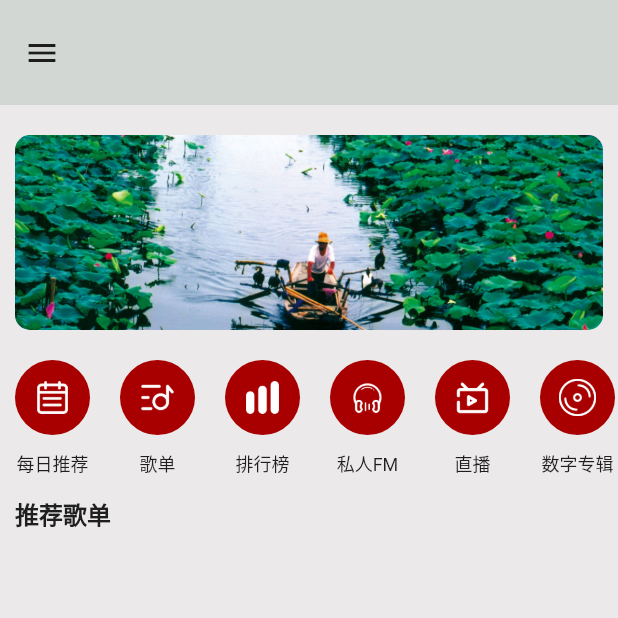
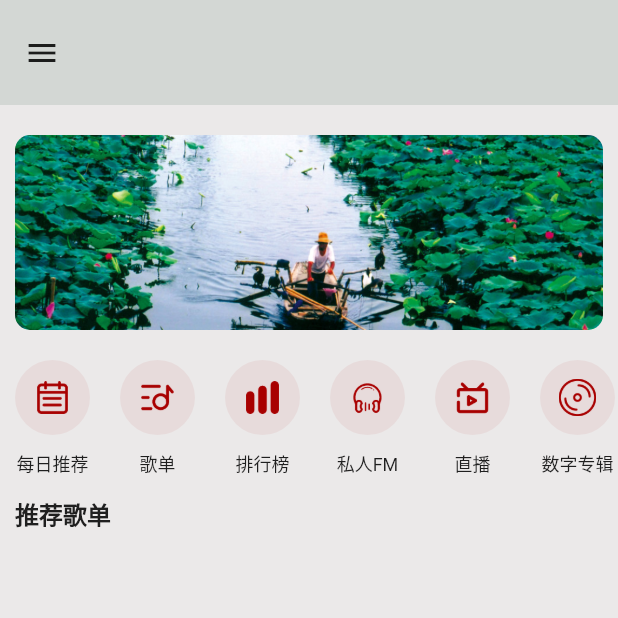
Before and after one commit to micki-zhou/potato, a Flutter app: the HomePage screen opened directly, on a phone screen of 412 x 824 dp, the top half of it. Run offline on Flutter 3.47's test engine with Material 2 defaults, Android fonts, the phone set to English and light mode, and no system bars; our stand-ins replace shared_preferences, simple_animations; accounts and stored records are empty.

Commit message:
add color

```diff
--- a/lib/config/MyColors.dart
+++ b/lib/config/MyColors.dart
@@ -4,6 +4,7 @@ import 'package:flutter/painting.dart';
 
 class MyColors {
   static Color theme = Color(0xffa80000);
+  static Color theme6 = Color(0x0fa80000);
   static Color white = Color(0xffffffff);
   static Color balck = Color(0x000000);
   static Color tip = Color(0xff303030);
--- a/lib/ui/home.dart
+++ b/lib/ui/home.dart
@@ -13,13 +13,13 @@ class _HomePageState extends State<HomePage> {
   Timer timer;
   PageController pageController;
   int index = 0;
-  //TODO 临时图片数据
+  // TODO 临时图片数据
   List<String> imageUrls = [
     'images/img_banner01.png',
     'images/img_banner02.png',
     'images/img_banner03.png'
   ];
-  List<String> recomendUrls = [
+  List<String> recommendUrls = [
     'images/icon_home_daily.png',
     'images/icon_home_music_list.png',
     'images/icon_home_rank.png',
@@ -28,7 +28,18 @@ class _HomePageState extends State<HomePage> {
     'images/icon_home_album.png',
     'images/icon_home_chat.png'
   ];
-  List<String> recomendStrs = ['每日推荐', '歌单', '排行榜', '私人FM', '直播', '数字专辑', '唱聊'];
+  List<String> recommendStrs = [
+    '每日推荐',
+    '歌单',
+    '排行榜',
+    '私人FM',
+    '直播',
+    '数字专辑',
+    '唱聊'
+  ];
+
+  // TODO 临时数据
+  List<String> recommendSongSheetUrls = [];
 
   @override
   void initState() {
@@ -145,7 +156,7 @@ class _HomePageState extends State<HomePage> {
   // 处理获取每日推荐列表
   List<Widget> _getDailyRecommend() {
     List<Widget> result = new List();
-    for (var i = 0; i < recomendUrls.length; i++) {
+    for (var i = 0; i < recommendUrls.length; i++) {
       result.add(GestureDetector(
         onTap: () {
           print("recommend click: $i");
@@ -160,19 +171,20 @@ class _HomePageState extends State<HomePage> {
                   width: 50,
                   margin: EdgeInsets.all(10),
                   decoration: BoxDecoration(
-                    color: MyColors.theme,
+                    color: MyColors.theme6,
                     shape: BoxShape.circle,
                   ),
                 ),
                 Image(
-                  image: AssetImage(recomendUrls[i]),
+                  image: AssetImage(recommendUrls[i]),
                   height: 25,
                   width: 25,
+                  color: MyColors.theme,
                 ),
               ],
             ),
             Text(
-              recomendStrs[i],
+              recommendStrs[i],
               style: TextStyle(fontSize: 12),
             ),
           ],
```
